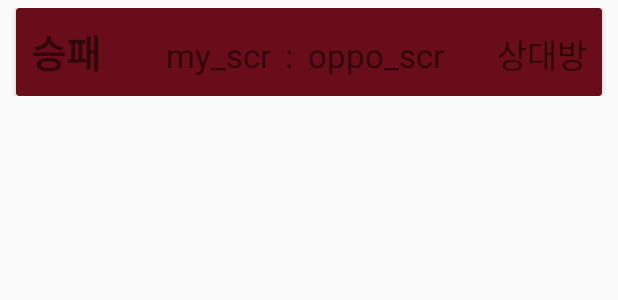
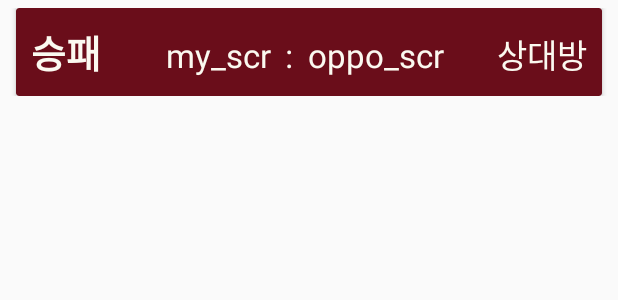
Before and after one commit to JYBESiU/Immersive, an Android app: the layout history_item.xml on its own in the app's theme, with its tools: preview values and no code run, on a phone screen of 412 x 824 dp. Shown: the top 300 px of the screen. Run offline under Robolectric (Android 15) with nearby library versions, the phone set to English and light mode, and no system bars.

```diff
--- a/app/src/main/AndroidManifest.xml
+++ b/app/src/main/AndroidManifest.xml
@@ -24,8 +24,7 @@
         </activity>
         <activity android:name=".FrontActivity" />
         <activity android:name=".GameActivity" />
-        <activity android:name=".changeUserinfo" />
-        <activity android:name="com.kakao.sdk.auth.AuthCodeHandlerActivity">
+        <activity android:name=".changeUserinfo" >
             <intent-filter>
                 <action android:name="android.intent.action.VIEW" />
 
--- a/app/src/main/res/layout/history_item.xml
+++ b/app/src/main/res/layout/history_item.xml
@@ -28,6 +28,8 @@
                 android:textSize="25sp"
                 android:layout_weight="3"
                 android:gravity="start"
+                android:textColor="@color/whitegray"
+
                 android:layout_width="wrap_content"
                 android:layout_height="wrap_content"/>
 
@@ -37,6 +39,8 @@
                 android:textSize="22sp"
                 android:layout_weight="2"
                 android:gravity="end"
+                android:textColor="@color/whitegray"
+
                 android:layout_width="wrap_content"
                 android:layout_height="wrap_content"
                 />
@@ -47,6 +51,8 @@
                 android:textSize="22sp"
                 android:layout_weight="1"
                 android:gravity="center"
+                android:textColor="@color/whitegray"
+
                 android:layout_width="wrap_content"
                 android:layout_height="wrap_content"
                 />
@@ -56,6 +62,8 @@
                 android:textSize="22sp"
                 android:layout_weight="2"
 android:gravity="start"
+                android:textColor="@color/whitegray"
+
                 android:layout_width="wrap_content"
                 android:layout_height="wrap_content"
                 />
@@ -66,6 +74,8 @@ android:gravity="start"
                 android:textSize="22sp"
                 android:layout_weight="2"
 android:gravity="end"
+                android:textColor="@color/whitegray"
+
                 android:layout_width="wrap_content"
                 android:layout_height="wrap_content"
 
--- a/app/src/main/res/layout/online_player.xml
+++ b/app/src/main/res/layout/online_player.xml
@@ -28,6 +28,7 @@
             android:textStyle="bold"
             android:textSize="26sp"
             android:layout_weight="1"
+            android:textColor="@color/whitegray"
             android:layout_marginStart="20sp"
             android:text="Name"/>
 
@@ -39,6 +40,8 @@
             android:layout_marginEnd="20sp"
             android:gravity="end"
             android:layout_weight="1"
+            android:textColor="@color/whitegray"
+
 
             android:text="ID"/>
 
```
